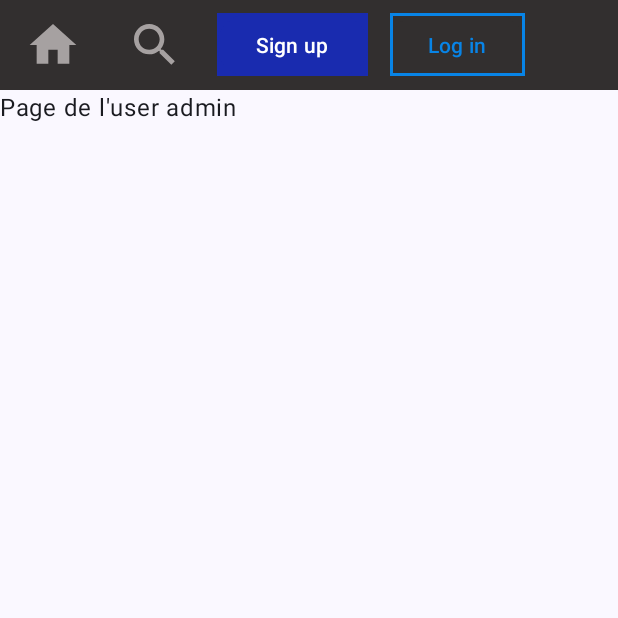
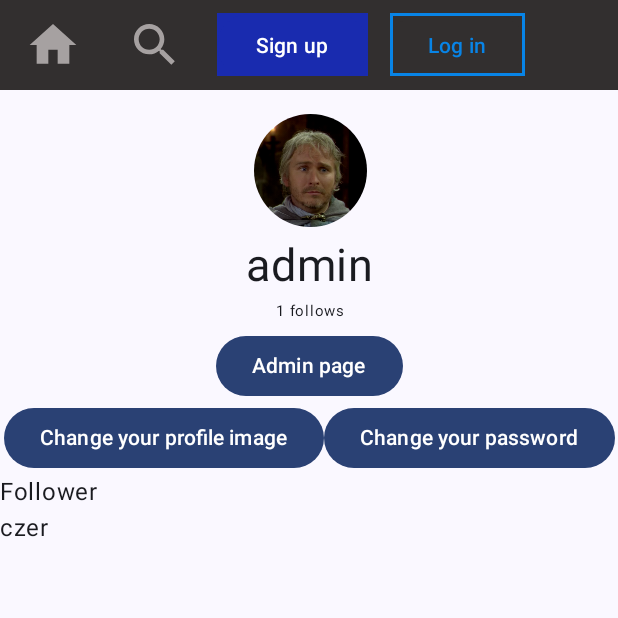
Before and after one commit to CesaireAgonse/Projet-Android-M2-UGEReveVue, an Android app built with Jetpack Compose: the screen it shows after launch (MainActivity), after a tap on "admin", on a phone screen of 412 x 824 dp, the top half of it. Run offline under Robolectric (Android 15) with nearby library versions, the phone set to English and light mode, and no system bars.

Commit message:
Ajout de la maquette de la page User Avec la recuperation de l'uri d'une photo de profile

```diff
--- a/app/src/main/java/fr/uge/ugerevevueandroid/MainActivity.kt
+++ b/app/src/main/java/fr/uge/ugerevevueandroid/MainActivity.kt
@@ -44,15 +44,17 @@ class MainActivity : ComponentActivity() {
 fun Application(){
     var page by remember { mutableStateOf(Page.HOME) }
     var userProfile by remember { mutableStateOf<SimpleUserInformation>(SimpleUserInformation()) }
+    var redirection: (Page) -> Unit = {page = it}
+    var setUser: (SimpleUserInformation) -> Unit = {userProfile = it}
     Column {
         Navbar(onClickButton = { page = it })
         when(page){
-            Page.HOME -> HomePage( redirection = {page = it}, setUser = {userProfile = it})
+            Page.HOME -> HomePage( redirection = redirection, setUser = setUser)
             Page.LOGIN -> LoginPage()
             Page.SIGNUP -> SignupPage()
-            Page.USER -> UserPage(userProfile)
-            Page.CODE -> CodePage(redirection = {page = it})
-            Page.CREATE -> CreatePage(redirection = {page = it})
+            Page.USER -> UserPage(userProfile, redirection = redirection, setUser = setUser)
+            Page.CODE -> CodePage(redirection = redirection)
+            Page.CREATE -> CreatePage(redirection = redirection)
         }
     }
 }
--- a/app/src/main/java/fr/uge/ugerevevueandroid/page/Home.kt
+++ b/app/src/main/java/fr/uge/ugerevevueandroid/page/Home.kt
@@ -1,5 +1,6 @@
 package fr.uge.ugerevevueandroid.page
 
+import android.util.Log
 import androidx.compose.foundation.clickable
 import androidx.compose.foundation.layout.Arrangement
 import androidx.compose.foundation.layout.Column
@@ -41,6 +42,10 @@ fun loadPosts() : MutableList<CodeInformation> {
     var comments = HashSet<CommentInformation>();
     var reviews = HashSet<ReviewInformation>();
     var follows = HashSet<SimpleUserInformation>();
+    Log.i("size : ", follows.size.toString())
+    var admin = SimpleUserInformation(1, "admin", follows,true)
+    var czer = SimpleUserInformation(2, "czer", HashSet<SimpleUserInformation>(),false)
+    admin.followed.add(czer)
     var firstPost = CodeInformation(
         0,
         "Ceci est le titre du premier Post",
@@ -56,7 +61,7 @@ fun loadPosts() : MutableList<CodeInformation> {
         "",
         666,
         Date(),
-        SimpleUserInformation(1, "admin", follows,true),
+        admin,
         comments,
         reviews,
     )
@@ -69,7 +74,7 @@ fun loadPosts() : MutableList<CodeInformation> {
         "",
         666,
         Date(),
-        SimpleUserInformation(2, "czer", follows,false),
+        czer,
         comments,
         reviews,
     )
--- a/app/src/main/java/fr/uge/ugerevevueandroid/page/User.kt
+++ b/app/src/main/java/fr/uge/ugerevevueandroid/page/User.kt
@@ -1,10 +1,138 @@
 package fr.uge.ugerevevueandroid.page
 
+import android.graphics.drawable.BitmapDrawable
+import android.net.Uri
+import android.util.Log
+import androidx.activity.compose.rememberLauncherForActivityResult
+import androidx.activity.result.contract.ActivityResultContracts
+import androidx.compose.foundation.Image
+import androidx.compose.foundation.clickable
+import androidx.compose.foundation.layout.Arrangement
+import androidx.compose.foundation.layout.Box
+import androidx.compose.foundation.layout.Column
+import androidx.compose.foundation.layout.IntrinsicSize
+import androidx.compose.foundation.layout.Row
+import androidx.compose.foundation.layout.fillMaxSize
+import androidx.compose.foundation.layout.height
+import androidx.compose.foundation.layout.padding
+import androidx.compose.foundation.layout.size
+import androidx.compose.foundation.rememberScrollState
+import androidx.compose.foundation.shape.CircleShape
+import androidx.compose.foundation.verticalScroll
+import androidx.compose.material3.Button
+import androidx.compose.material3.DropdownMenu
+import androidx.compose.material3.DropdownMenuItem
 import androidx.compose.material3.Text
 import androidx.compose.runtime.Composable
+import androidx.compose.runtime.getValue
+import androidx.compose.runtime.mutableStateOf
+import androidx.compose.runtime.remember
+import androidx.compose.runtime.setValue
+import androidx.compose.ui.Alignment
+import androidx.compose.ui.Modifier
+import androidx.compose.ui.draw.clip
+import androidx.compose.ui.graphics.ImageBitmap
+import androidx.compose.ui.res.painterResource
+import androidx.compose.ui.unit.dp
+import androidx.compose.ui.unit.sp
+import fr.uge.ugerevevueandroid.R
 import fr.uge.ugerevevueandroid.information.SimpleUserInformation
 
+// Définir une interface pour la gestion de la sélection d'image
+
+
 @Composable
-fun UserPage(user : SimpleUserInformation) {
-    Text(text = "Page de l'user ${user.username}")
+fun UserPage(user : SimpleUserInformation, redirection : (Page) -> Unit, setUser : (SimpleUserInformation) -> Unit) {
+    val scrollState = rememberScrollState()
+    Column (
+        modifier = Modifier.height(intrinsicSize = IntrinsicSize.Max)
+    ){
+        UserDisplayer(user = user, Modifier.weight(4f))
+        Column(
+            modifier = Modifier.weight(6f)
+                .verticalScroll(scrollState)
+        ) {
+            Text(text = "Follower")
+            user.followed.forEach{
+                Text(
+                    text = "${it.username}",
+                    modifier = Modifier.clickable { /*User(user = code.userInformation)*/
+                        redirection(Page.USER)
+                        setUser(it)
+                    }
+                )
+            }
+        }
+    }
+
 }
+
+@Composable
+fun UserDisplayer(user : SimpleUserInformation, modifier : Modifier = Modifier){
+
+    var uriUser: Uri? = null
+
+    val selectImageLauncher = rememberLauncherForActivityResult(ActivityResultContracts.GetContent()) { uri ->
+        if (uri != null) {
+            Log.i("image", "l'uri de la nouvelle image est : ${uri}")
+            uriUser = uri
+        }
+    }
+
+    Column(
+        horizontalAlignment = Alignment.CenterHorizontally,
+        modifier = modifier.fillMaxSize(),
+        verticalArrangement = Arrangement.Center
+    ) {
+        Box(
+            contentAlignment = Alignment.TopCenter,
+            modifier = Modifier.weight(1f)
+        ) {
+            Column(
+                horizontalAlignment = Alignment.CenterHorizontally,
+                modifier = Modifier.padding(16.dp)
+            ) {
+                Image(
+                    painter = painterResource(id = R.drawable.default_profile_image),
+                    contentDescription = "Profile Image",
+                    modifier = Modifier
+                        .size(75.dp)
+                        .clip(CircleShape) // Forme ronde
+                )
+                Text(
+                    text = "${user.username}",
+                    modifier = Modifier.padding(top = 8.dp),
+                    fontSize = 30.sp
+                )
+                Text(
+                    text = "${user.followed.size} follows",
+                    modifier = Modifier.padding(bottom = 8.dp),
+                    fontSize = 10.sp
+                )
+            }
+            if (user.isAdmin) {
+                Button(
+                    onClick = { /*TODO*/ },
+                    modifier = Modifier
+                        .padding(top = 160.dp)
+                        .align(Alignment.BottomCenter)
+                ) {
+                    Text(text = "Admin page")
+                }
+            }
+        }
+
+        Row(
+            verticalAlignment = Alignment.CenterVertically
+        ) {
+            Button(onClick = {
+                selectImageLauncher.launch("image/*")
+            }) {
+                Text(text = "Change your profile image")
+            }
+            Button(onClick = { /*TODO*/ }) {
+                Text(text = "Change your password")
+            }
+        }
+    }
+}
```
Also changed, not shown: app/src/main/res/drawable/default_profile_image.png (added).
